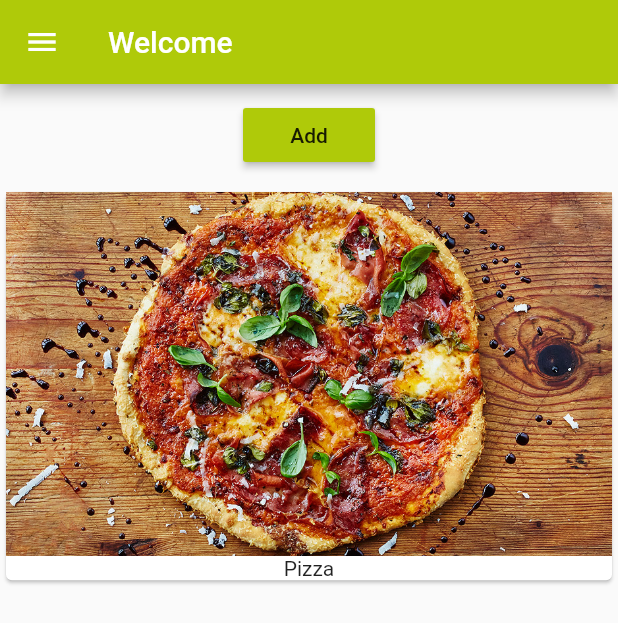
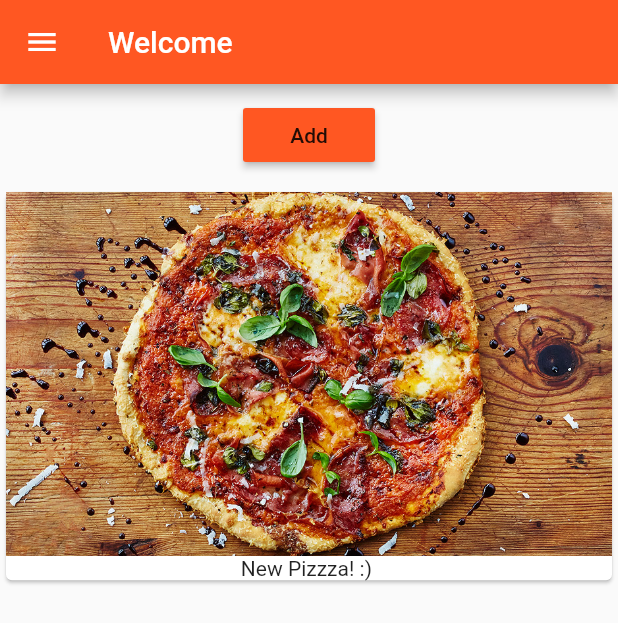
Before and after one commit to SoftHeroes/UKMF_Laravel, a Flutter app: the screen it shows after launch, on a phone screen of 412 x 824 dp. Shown: the top 623 px of the screen. Run offline on Flutter 3.47's test engine with Material 2 defaults, Android fonts, the light colour scheme and no system bars.

Commit message:
Adding code for flutter

```diff
--- a/Flutter/ukmf/lib/main.dart
+++ b/Flutter/ukmf/lib/main.dart
@@ -1,4 +1,5 @@
 import 'package:flutter/material.dart';
+import './product_manager.dart';
 
 main() => runApp(MyApp());
 
@@ -9,29 +10,14 @@ class MyApp extends StatelessWidget {
       home: Scaffold(
         appBar: AppBar(
           title: Text('Welcome'),
-          backgroundColor: Color(0xFFAFCA09),
         ),
-        body: Column(
-          children: <Widget>[
-            Container(
-              margin: EdgeInsets.all(10.0),
-              child: RaisedButton(
-                onPressed: () {},
-                child: Text('Add'),
-                color: Color(0xFFAFCA09),
-              ),
-            ),
-            Card(
-              child: Column(
-                children: <Widget>[
-                  Image.asset('assets/Pizza.jpg'),
-                  Text('Pizza')
-                ],
-              ),
-            )
-          ],
+        body: ProductManager(
+          startingproduct: 'New Pizzza! :\) ',
         ),
         drawer: const Drawer(),
+      ),
+      theme: ThemeData(
+        primarySwatch: Colors.deepOrange,
       ),
     );
   }
--- /dev/null
+++ b/Flutter/ukmf/lib/product.dart
@@ -0,0 +1,28 @@
+import 'package:flutter/material.dart';
+
+class Product extends StatelessWidget {
+  final List<String> products;
+
+  Product(this.products) {
+    print('Product widget constructor');
+  }
+
+  @override
+  Widget build(BuildContext context) {
+    print('Product widget build');
+    return Column(
+      children: products
+          .map(
+            (element) => Card(
+                  child: Column(
+                    children: <Widget>[
+                      Image.asset('assets/Pizza.jpg'),
+                      Text(element)
+                    ],
+                  ),
+                ),
+          )
+          .toList(),
+    );
+  }
+}
--- /dev/null
+++ b/Flutter/ukmf/lib/product_manager.dart
@@ -0,0 +1,49 @@
+import 'package:flutter/material.dart';
+import './product.dart';
+
+class ProductManager extends StatefulWidget {
+  final String startingproduct;
+  ProductManager({this.startingproduct = 'Starting test'}) {
+    print('ProductManager widget constructor');
+  }
+
+  @override
+  State<StatefulWidget> createState() => _ProductManagerState();
+}
+
+class _ProductManagerState extends State<ProductManager> {
+  List<String> _products = [];
+
+  @override
+  void initState() {
+    print('_ProductManagerState widget initState');
+    _products.add(widget.startingproduct);
+    super.initState();
+  }
+
+  @override
+  void didUpdateWidget(ProductManager oldWidget) {
+    print('_ProductManagerState widget didUpdateWidget');
+    super.didUpdateWidget(oldWidget);
+  }
+
+  @override
+  Widget build(BuildContext context) {
+    print('_ProductManagerState widget build');
+    return Column(children: [
+      Container(
+        margin: EdgeInsets.all(10.0),
+        child: RaisedButton(
+          onPressed: () {
+            setState(() {
+              _products.add('Pizza new Card');
+            });
+          },
+          child: Text('Add'),
+          color: Theme.of(context).primaryColor,
+        ),
+      ),
+      Product(_products)
+    ]);
+  }
+}
```
